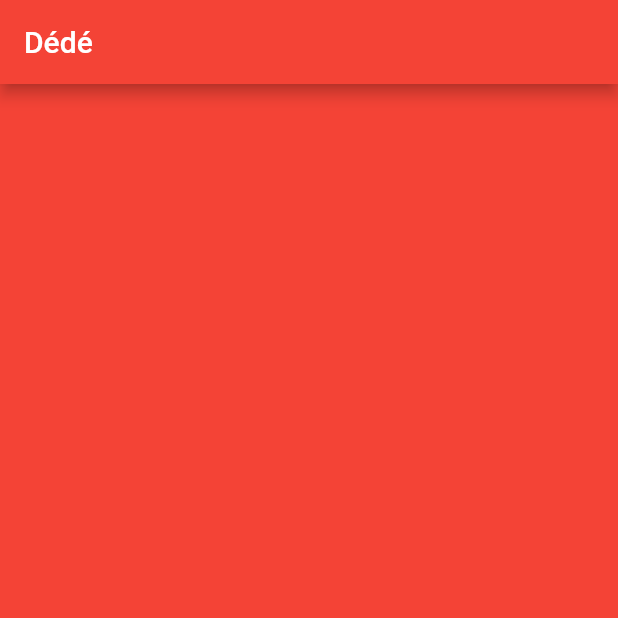
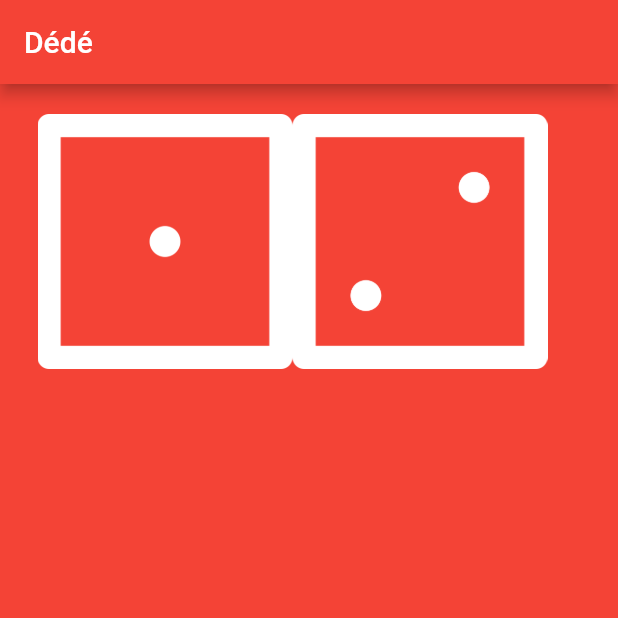
Before and after one commit to taip6494/dede, a Flutter app: the screen it shows after launch, on a phone screen of 412 x 824 dp, the top half of it. Run offline on Flutter 3.47's test engine with Material 2 defaults, Android fonts, the phone set to English and light mode, and no system bars.

```diff
--- a/lib/main.dart
+++ b/lib/main.dart
@@ -18,6 +18,19 @@ void main() {
 class DicePage extends StatelessWidget {
   @override
   Widget build(BuildContext context) {
-    return Container();
+    return Container(
+        padding: EdgeInsets.fromLTRB(25, 20, 25, 0),
+        child: Row(children: [
+          Image.asset(
+            'images/dice1.png',
+            width: 170,
+            height: 170,
+          ),
+          Image.asset(
+            'images/dice2.png',
+            width: 170,
+            height: 170,
+          ),
+        ]));
   }
 }
```
